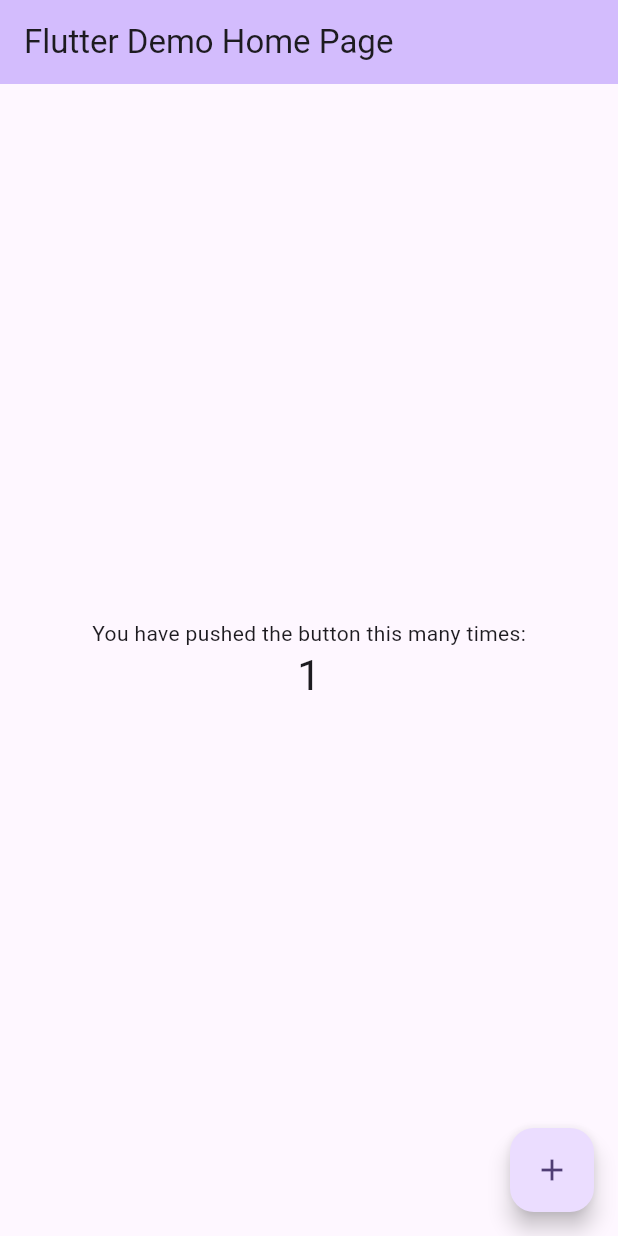
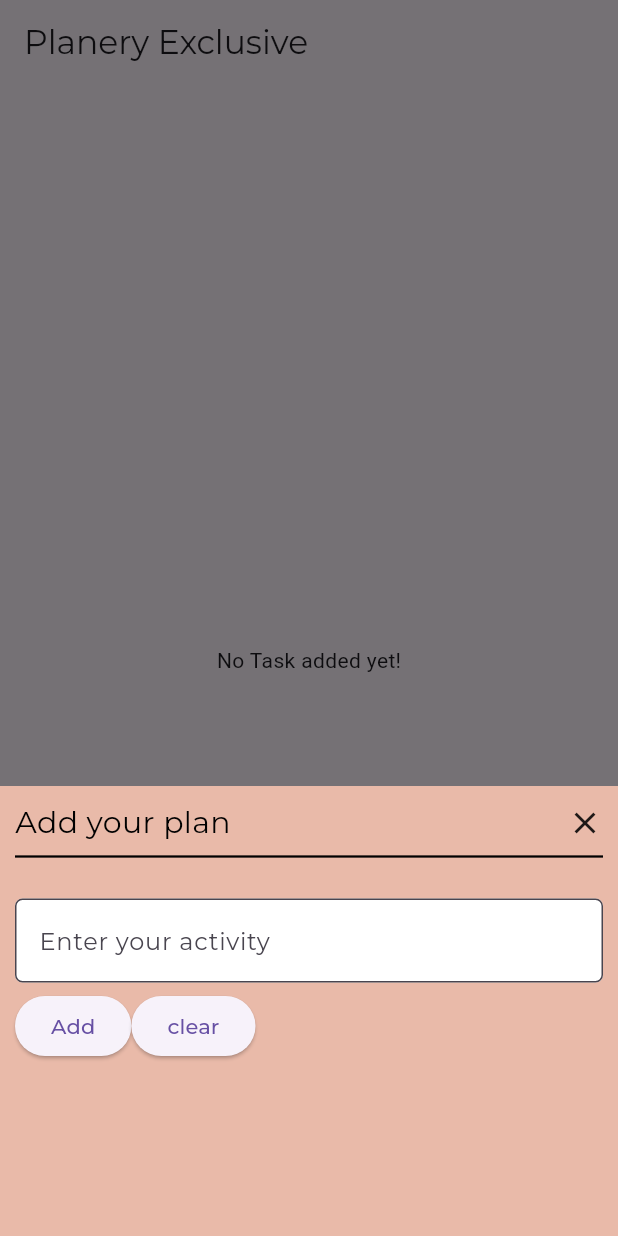
Before and after one commit to Thanakrit-Sittipornrattanamanee/flutter_application_1, a Flutter app: the screen it shows after launch, after a tap on the "add" icon, on a phone screen of 412 x 824 dp. Run offline on Flutter 3.47's test engine with Material 3 defaults, Android fonts, the phone set to English and light mode, and no system bars; our stand-ins replace google_fonts.

Commit message:
first page

```diff
--- a/lib/main.dart
+++ b/lib/main.dart
@@ -1,125 +1,20 @@
 import 'package:flutter/material.dart';
+import './screens/home_screen.dart';
+
+
 
 void main() {
-  runApp(const MyApp());
+  runApp( MyApp());
 }
 
 class MyApp extends StatelessWidget {
-  const MyApp({super.key});
 
-  // This widget is the root of your application.
   @override
   Widget build(BuildContext context) {
     return MaterialApp(
-      title: 'Flutter Demo',
-      theme: ThemeData(
-        // This is the theme of your application.
-        //
-        // TRY THIS: Try running your application with "flutter run". You'll see
-        // the application has a purple toolbar. Then, without quitting the app,
-        // try changing the seedColor in the colorScheme below to Colors.green
-        // and then invoke "hot reload" (save your changes or press the "hot
-        // reload" button in a Flutter-supported IDE, or press "r" if you used
-        // the command line to start the app).
-        //
-        // Notice that the counter didn't reset back to zero; the application
-        // state is not lost during the reload. To reset the state, use hot
-        // restart instead.
-        //
-        // This works for code too, not just values: Most code changes can be
-        // tested with just a hot reload.
-        colorScheme: ColorScheme.fromSeed(seedColor: Colors.deepPurple),
-        useMaterial3: true,
-      ),
-      home: const MyHomePage(title: 'Flutter Demo Home Page'),
+      debugShowCheckedModeBanner: false,
+     home: HomeScreen(),
+
     );
   }
 }
-
-class MyHomePage extends StatefulWidget {
-  const MyHomePage({super.key, required this.title});
-
-  // This widget is the home page of your application. It is stateful, meaning
-  // that it has a State object (defined below) that contains fields that affect
-  // how it looks.
-
-  // This class is the configuration for the state. It holds the values (in this
-  // case the title) provided by the parent (in this case the App widget) and
-  // used by the build method of the State. Fields in a Widget subclass are
-  // always marked "final".
-
-  final String title;
-
-  @override
-  State<MyHomePage> createState() => _MyHomePageState();
-}
-
-class _MyHomePageState extends State<MyHomePage> {
-  int _counter = 0;
-
-  void _incrementCounter() {
-    setState(() {
-      // This call to setState tells the Flutter framework that something has
-      // changed in this State, which causes it to rerun the build method below
-      // so that the display can reflect the updated values. If we changed
-      // _counter without calling setState(), then the build method would not be
-      // called again, and so nothing would appear to happen.
-      _counter++;
-    });
-  }
-
-  @override
-  Widget build(BuildContext context) {
-    // This method is rerun every time setState is called, for instance as done
-    // by the _incrementCounter method above.
-    //
-    // The Flutter framework has been optimized to make rerunning build methods
-    // fast, so that you can just rebuild anything that needs updating rather
-    // than having to individually change instances of widgets.
-    return Scaffold(
-      appBar: AppBar(
-        // TRY THIS: Try changing the color here to a specific color (to
-        // Colors.amber, perhaps?) and trigger a hot reload to see the AppBar
-        // change color while the other colors stay the same.
-        backgroundColor: Theme.of(context).colorScheme.inversePrimary,
-        // Here we take the value from the MyHomePage object that was created by
-        // the App.build method, and use it to set our appbar title.
-        title: Text(widget.title),
-      ),
-      body: Center(
-        // Center is a layout widget. It takes a single child and positions it
-        // in the middle of the parent.
-        child: Column(
-          // Column is also a layout widget. It takes a list of children and
-          // arranges them vertically. By default, it sizes itself to fit its
-          // children horizontally, and tries to be as tall as its parent.
-          //
-          // Column has various properties to control how it sizes itself and
-          // how it positions its children. Here we use mainAxisAlignment to
-          // center the children vertically; the main axis here is the vertical
-          // axis because Columns are vertical (the cross axis would be
-          // horizontal).
-          //
-          // TRY THIS: Invoke "debug painting" (choose the "Toggle Debug Paint"
-          // action in the IDE, or press "p" in the console), to see the
-          // wireframe for each widget.
-          mainAxisAlignment: MainAxisAlignment.center,
-          children: <Widget>[
-            const Text(
-              'You have pushed the button this many times:',
-            ),
-            Text(
-              '$_counter',
-              style: Theme.of(context).textTheme.headlineMedium,
-            ),
-          ],
-        ),
-      ),
-      floatingActionButton: FloatingActionButton(
-        onPressed: _incrementCounter,
-        tooltip: 'Increment',
-        child: const Icon(Icons.add),
-      ), // This trailing comma makes auto-formatting nicer for build methods.
-    );
-  }
-}
--- /dev/null
+++ b/lib/screens/home_screen.dart
@@ -0,0 +1,72 @@
+import 'package:flutter/material.dart';
+import 'package:google_fonts/google_fonts.dart';
+
+
+class HomeScreen extends StatelessWidget{
+  static const routeName = '/home-screen';
+
+  @override
+  Widget build(BuildContext context) {
+    return Scaffold(
+      appBar: AppBar(title: Text('Planery Exclusive',style: GoogleFonts.montserrat(),)),
+      body: Center(
+        child: Text('No Task added yet!')),
+        floatingActionButton: FloatingActionButton(
+          child: Icon(
+            Icons.add,
+            color: Colors.white,
+          ),
+          backgroundColor: Colors.black,
+          onPressed: () => showModalBottomSheet(
+            context: context,
+            builder: (BuildContext context) => Container(
+              padding: const EdgeInsets.all(10.0),
+              height: 300,
+              color:const Color.fromARGB(255, 233, 186, 169),
+              child: Column(
+                children: [
+                  Row(
+                    mainAxisAlignment: MainAxisAlignment.spaceBetween,
+                    children: [
+                      Text('Add your plan',style: GoogleFonts.montserrat(
+                       color: Colors.black,
+                       fontSize: 20,
+                      ),
+                   ),
+                   GestureDetector(
+                    onTap: () => Navigator.of(context).pop(),
+                    child: Icon(Icons.close),)
+                ]),
+                Divider(thickness: 1.5,color: Colors.black),
+                SizedBox(height: 20.0),
+                TextField(
+                  decoration: InputDecoration(border: OutlineInputBorder(
+                    borderRadius: BorderRadius.circular(5.0),
+                    borderSide: BorderSide(color: Colors.black),
+                  ),
+                  fillColor: Colors.white,
+                  filled: true,
+                  hintText: 'Enter your activity',
+                  hintStyle: GoogleFonts.montserrat()
+                ),
+              ),
+              SizedBox(height:5.0),
+              Row(
+                children: [
+                  ElevatedButton(
+                  onPressed: () {print('add pressed');},
+                  child: Text('Add',style: GoogleFonts.montserrat(),
+                ),),
+                  ElevatedButton(
+                  onPressed: () {print('clear pressed');},
+                  child: Text('clear',style: GoogleFonts.montserrat(),
+                ),)
+            ],)
+            ]
+          ),
+        )
+      ),
+    ),
+ );
+}
+}
--- a/pubspec.yaml
+++ b/pubspec.yaml
@@ -35,6 +35,7 @@ dependencies:
   # The following adds the Cupertino Icons font to your application.
   # Use with the CupertinoIcons class for iOS style icons.
   cupertino_icons: ^1.0.2
+  google_fonts: ^6.1.0
 
 dev_dependencies:
   flutter_test:
```
Also changed, not shown: pubspec.lock, 2 other files.
